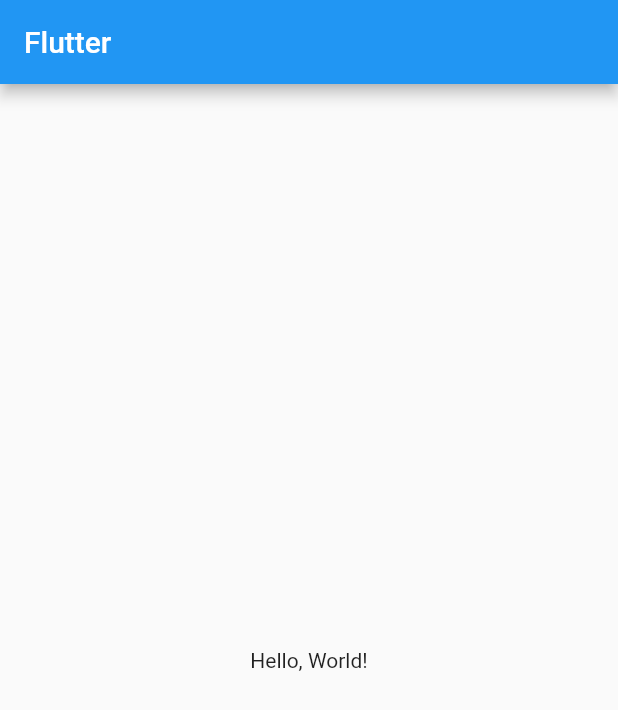
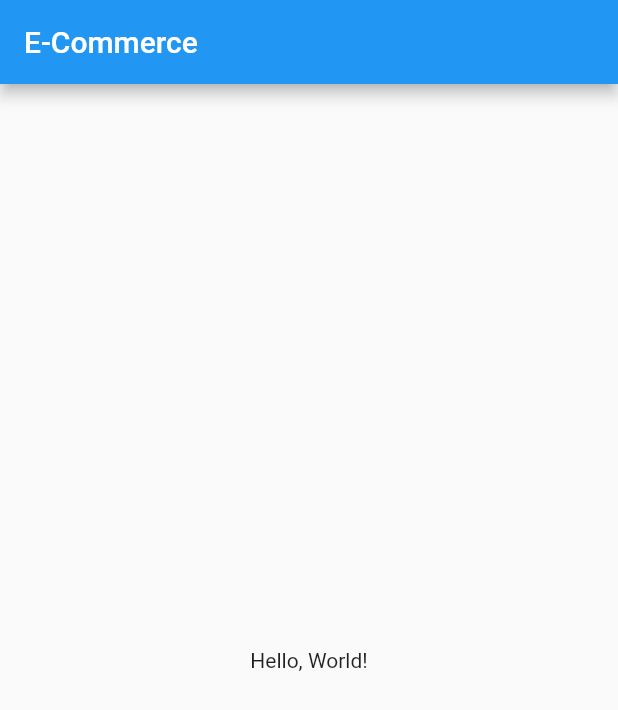
Before and after one commit to BadryNabil/Electrical_Flutter, a Flutter app: the screen it shows after launch, on a phone screen of 412 x 824 dp. Shown: the top 710 px of the screen. Run offline on Flutter 3.47's test engine with Material 2 defaults, Android fonts, the phone set to English and light mode, and no system bars.

```diff
--- a/lib/main.dart
+++ b/lib/main.dart
@@ -15,7 +15,7 @@ class MyApp extends StatelessWidget {
         primarySwatch: Colors.blue,
       ),
       // A widget which will be started on application startup
-      home: MyHomePage(title: 'Flutter '),
+      home: MyHomePage(title: 'E-Commerce'),
     );
   }
 }
```
